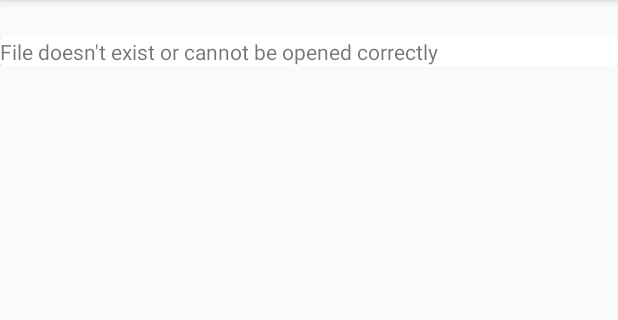
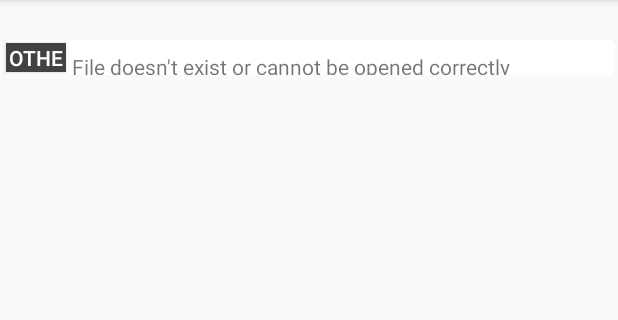
Before and after one commit to kelfan/EditorA, an Android app: the fragment EditFilerFragment shown on its own in the app's theme, on a phone screen of 412 x 824 dp, the part 84-404 px from its top. Run offline under Robolectric (Android 15) with nearby library versions, the phone set to English and light mode, and no system bars.

Commit message:
line item view

```diff
--- a/EditorA/editfiler/src/main/java/com/kelfan/editfiler/EditFilerFragment.java
+++ b/EditorA/editfiler/src/main/java/com/kelfan/editfiler/EditFilerFragment.java
@@ -11,12 +11,13 @@ import android.view.ViewGroup;
 import android.widget.TextView;
 
 import com.kelfan.utillibrary.FileWorker;
+import com.kelfan.utillibrary.Xmler;
 
 public class EditFilerFragment extends Fragment {
 
     private String filepath = "";
     private String fileContent = "";
-    private BlockRecyclerViewAdapter blockRecyclerViewAdapter;
+    private EditFilerRecyclerViewAdapter editFilerRecyclerViewAdapter;
 
     public EditFilerFragment setFilepath(String path){
         filepath = path;
@@ -29,13 +30,21 @@ public class EditFilerFragment extends Fragment {
         View view = inflater.inflate(R.layout.editfiler_fragment, container, false);
         TextView textView = view.findViewById(R.id.editfiler_textview);
         textView.setText(filepath);
+        this.fileContent = FileWorker.readSmallTxtFile(this.filepath);
+        RecyclerView editfilerRecyclerView = view.findViewById(R.id.editfiler_recycler_view);
+        String flag = Xmler.set(fileContent, "adapter").getContent();
+        if (flag.equals( "block")){
+            BlockRecyclerViewAdapter blockRecyclerViewAdapter = new BlockRecyclerViewAdapter(this.getActivity(),fileContent);
+            editfilerRecyclerView.setAdapter(blockRecyclerViewAdapter);
+            LinearLayoutManager linearLayoutManager = new LinearLayoutManager(this.getActivity(), LinearLayoutManager.VERTICAL, false);
+            editfilerRecyclerView.setLayoutManager(linearLayoutManager);
+        }else{
+            LineRecyclerViewAdapter lineRecyclerViewAdapter = new LineRecyclerViewAdapter(this.getActivity(),fileContent);
+            editfilerRecyclerView.setAdapter(lineRecyclerViewAdapter);
+            LinearLayoutManager linearLayoutManager = new LinearLayoutManager(this.getActivity(), LinearLayoutManager.VERTICAL, false);
+            editfilerRecyclerView.setLayoutManager(linearLayoutManager);
+        }
 
-        RecyclerView blockRecyclerView = view.findViewById(R.id.block_recycler_view);
-        this.fileContent = FileWorker.readSmallTxtFile(this.filepath);
-        blockRecyclerViewAdapter = new BlockRecyclerViewAdapter(this.getActivity(),fileContent);
-        blockRecyclerView.setAdapter(blockRecyclerViewAdapter);
-        LinearLayoutManager linearLayoutManager = new LinearLayoutManager(this.getActivity(), LinearLayoutManager.VERTICAL, false);
-        blockRecyclerView.setLayoutManager(linearLayoutManager);
 
         return view;
     }
--- /dev/null
+++ b/EditorA/editfiler/src/main/java/com/kelfan/editfiler/EditFilerRecyclerViewAdapter.java
@@ -0,0 +1,6 @@
+package com.kelfan.editfiler;
+
+import android.support.v7.widget.RecyclerView;
+
+public interface EditFilerRecyclerViewAdapter{
+}
--- /dev/null
+++ b/EditorA/editfiler/src/main/java/com/kelfan/editfiler/LineItemViewHolder.java
@@ -0,0 +1,20 @@
+package com.kelfan.editfiler;
+
+import android.support.v7.widget.RecyclerView;
+import android.view.View;
+import android.widget.TextView;
+
+public class LineItemViewHolder extends RecyclerView.ViewHolder {
+
+    TextView contentTextView;
+    TextView titleTextView;
+    TextView subContentTextView;
+
+    public LineItemViewHolder(View itemView) {
+        super(itemView);
+        contentTextView = itemView.findViewById(R.id.line_item_content_text_view);
+        titleTextView = itemView.findViewById(R.id.line_item_title_view);
+        subContentTextView = itemView.findViewById(R.id.line_item_subcontent_textview);
+
+    }
+}
--- /dev/null
+++ b/EditorA/editfiler/src/main/java/com/kelfan/editfiler/LineRecyclerViewAdapter.java
@@ -0,0 +1,62 @@
+package com.kelfan.editfiler;
+
+import android.content.Context;
+import android.support.v7.widget.RecyclerView;
+import android.view.LayoutInflater;
+import android.view.View;
+import android.view.ViewGroup;
+
+import com.kelfan.utillibrary.ListString;
+import com.kelfan.utillibrary.Xmler;
+
+public class LineRecyclerViewAdapter extends RecyclerView.Adapter<LineItemViewHolder> {
+    private LayoutInflater inflater;
+    private String textContent;
+    private ListString dataList;
+    private Context context;
+    private String delimiter;
+
+    public LineRecyclerViewAdapter(Context context, String text) {
+        this.context = context;
+        this.dataList = ListString.set(text);
+        inflater = LayoutInflater.from(context);
+        setContent(text).getDelimiter();
+    }
+    private LineRecyclerViewAdapter setContent(String inStr){
+        this.textContent = inStr;
+        this.dataList = ListString.set(inStr);
+        return this;
+    }
+
+    private LineRecyclerViewAdapter getDelimiter(){
+        delimiter = Xmler.set(textContent, delimiter).getContent();
+        if (delimiter.equals("")){
+            delimiter = "\n\r";
+        }
+        return this;
+    }
+
+    LineRecyclerViewAdapter getDataList(){
+        dataList = ListString.set(textContent).setDelimiter(delimiter).getPatternList();
+        return this;
+    }
+
+
+
+    @Override
+    public LineItemViewHolder onCreateViewHolder(ViewGroup parent, int viewType) {
+        View view = inflater.inflate(R.layout.line_item_view, parent, false);
+        return new LineItemViewHolder(view);
+    }
+
+    @Override
+    public void onBindViewHolder(LineItemViewHolder holder, int position) {
+        String  s = dataList.get(position);
+        holder.contentTextView.setText(s);
+    }
+
+    @Override
+    public int getItemCount() {
+        return dataList.size();
+    }
+}
--- a/EditorA/editfiler/src/main/res/layout/editfiler_fragment.xml
+++ b/EditorA/editfiler/src/main/res/layout/editfiler_fragment.xml
@@ -11,7 +11,7 @@
 
     <android.support.v7.widget.RecyclerView
         android:layout_marginTop="5dp"
-        android:id="@+id/block_recycler_view"
+        android:id="@+id/editfiler_recycler_view"
         android:layout_width="match_parent"
         android:layout_marginBottom="50dp"
         android:layout_height="wrap_content" />
--- /dev/null
+++ b/EditorA/editfiler/src/main/res/layout/line_item_view.xml
@@ -0,0 +1,50 @@
+<?xml version="1.0" encoding="utf-8"?>
+<LinearLayout xmlns:android="http://schemas.android.com/apk/res/android"
+    android:layout_width="match_parent"
+    android:layout_height="wrap_content"
+    android:layout_margin="2dp"
+    android:orientation="vertical">
+
+    <android.support.v7.widget.CardView
+        style="@style/CardView"
+        android:layout_width="match_parent"
+        android:layout_height="wrap_content">
+
+        <LinearLayout
+            android:layout_width="match_parent"
+            android:layout_height="wrap_content"
+            android:orientation="horizontal">
+
+            <TextView
+                android:id="@+id/line_item_title_view"
+                style="@style/Widget.AppCompat.Button"
+                android:layout_width="40dp"
+                android:layout_height="match_parent"
+                android:layout_margin="2dp"
+                android:background="@color/cardview_dark_background"
+                android:ellipsize="end"
+                android:text="@string/others"
+                android:textColor="@color/cardview_light_background" />
+
+            <TextView
+                android:id="@+id/line_item_content_text_view"
+                android:layout_width="0dp"
+                android:layout_height="wrap_content"
+                android:layout_margin="2dp"
+                android:layout_weight="8"
+                android:textAlignment="textStart" />
+        </LinearLayout>
+    </android.support.v7.widget.CardView>
+
+    <android.support.v7.widget.CardView
+        android:layout_width="match_parent"
+        android:layout_height="wrap_content"
+        android:visibility="gone">
+
+        <TextView
+            android:id="@+id/line_item_subcontent_textview"
+            android:layout_width="wrap_content"
+            android:layout_height="wrap_content" />
+    </android.support.v7.widget.CardView>
+
+</LinearLayout>
--- a/EditorA/editfiler/src/main/res/values/strings.xml
+++ b/EditorA/editfiler/src/main/res/values/strings.xml
@@ -1,3 +1,4 @@
 <resources>
     <string name="app_name">editfiler</string>
+    <string name="others">others</string>
 </resources>
--- a/EditorA/utillibrary/src/main/java/com/kelfan/utillibrary/ListString.java
+++ b/EditorA/utillibrary/src/main/java/com/kelfan/utillibrary/ListString.java
@@ -32,6 +32,12 @@ public class ListString implements List<String> {
     public ListString setDelimiter(String delimiter){
         this.pattern = String.format("([^%s]+[%s]*)", delimiter, delimiter);
         this.delimiter = delimiter;
+        return this;
+    }
+
+    public ListString setSeparateSign(String separator){
+        this.pattern = String.format("([%s]*[^%s]+)", separator, separator);
+        this.delimiter = separator;
         return this;
     }
 
@@ -106,12 +112,12 @@ public class ListString implements List<String> {
         return this;
     }
 
-    public List<String> getTokenList(String inStr) {
+    public ListString getTokenList(String inStr) {
         getPatternList("[^(a-zA-Z0-9\\\\u4e00-\\\\u9fa5)]*[(a-zA-Z0-9\\\\u4e00-\\\\u9fa5_)]+[^(a-zA-Z0-9\\\\u4e00-\\\\u9fa5)]*");
         return this;
     }
 
-    public List<String> getLineList(String inStr) {
+    public ListString getLineList(String inStr) {
         getPatternList("([^\n\r]+[\n\r]*)");
         return this;
     }
```
Also changed, not shown: 1 other file.
